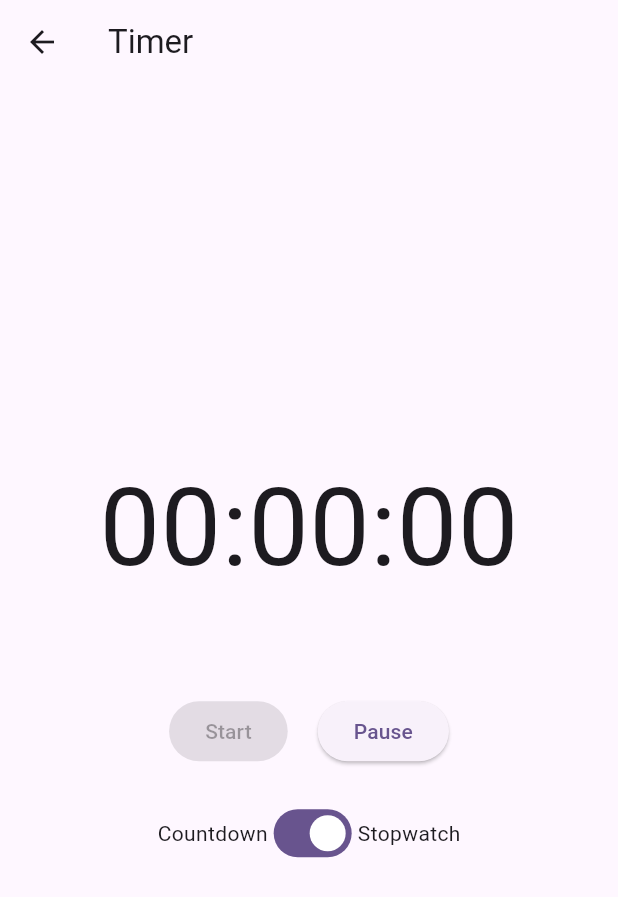
After one commit to babitha-13/nHabit_traker, a Flutter app: the TimerPage screen opened directly, after a tap on "Start", on a phone screen of 412 x 824 dp. The commit adds this screen. Shown: the top 897 px of the screen. Run offline on Flutter 3.47's test engine with Material 3 defaults, Android fonts, the phone set to English and light mode, and no system bars; our stand-ins replace auto_size_text, cached_network_image, calendar_view, cloud_firestore, firebase_auth, firebase_core and 10 more; missing offline and left inert: json_path; accounts and stored records are empty.

Commit message:
timer implementation; calander partial

```diff
--- /dev/null
+++ b/lib/Helper/backend/schema/timer_log_record.dart
@@ -0,0 +1,135 @@
+import 'dart:async';
+
+import 'package:collection/collection.dart';
+import 'package:cloud_firestore/cloud_firestore.dart';
+import 'package:habit_tracker/Helper/flutter_flow/flutter_flow_util.dart';
+
+import 'util/firestore_util.dart';
+
+class TimerLogRecord extends FirestoreRecord {
+  TimerLogRecord._(
+    super.reference,
+    super.data,
+  ) {
+    _initializeFields();
+  }
+
+  // "user_id" field.
+  String? _userId;
+  String get userId => _userId ?? '';
+  bool hasUserId() => _userId != null;
+
+  // "start_time" field.
+  DateTime? _startTime;
+  DateTime? get startTime => _startTime;
+  bool hasStartTime() => _startTime != null;
+
+  // "pause_time" field.
+  DateTime? _pauseTime;
+  DateTime? get pauseTime => _pauseTime;
+  bool hasPauseTime() => _pauseTime != null;
+
+  // "task_title" field.
+  String? _taskTitle;
+  String get taskTitle => _taskTitle ?? '';
+  bool hasTaskTitle() => _taskTitle != null;
+
+  // "duration_seconds" field.
+  int? _durationSeconds;
+  int get durationSeconds => _durationSeconds ?? 0;
+  bool hasDurationSeconds() => _durationSeconds != null;
+
+  // "category_color" field.
+  String? _categoryColor;
+  String get categoryColor => _categoryColor ?? '#2196F3'; // Default blue
+  bool hasCategoryColor() => _categoryColor != null;
+
+  void _initializeFields() {
+    _userId = snapshotData['user_id'] as String?;
+    _startTime = snapshotData['start_time'] as DateTime?;
+    _pauseTime = snapshotData['pause_time'] as DateTime?;
+    _taskTitle = snapshotData['task_title'] as String?;
+    _durationSeconds = snapshotData['duration_seconds'] as int?;
+    _categoryColor = snapshotData['category_color'] as String?;
+  }
+
+  static CollectionReference get collection =>
+      FirebaseFirestore.instance.collection('timer_logs');
+
+  static Stream<TimerLogRecord> getDocument(DocumentReference ref) =>
+      ref.snapshots().map((s) => TimerLogRecord.fromSnapshot(s));
+
+  static Future<TimerLogRecord> getDocumentOnce(DocumentReference ref) =>
+      ref.get().then((s) => TimerLogRecord.fromSnapshot(s));
+
+  static TimerLogRecord fromSnapshot(DocumentSnapshot snapshot) =>
+      TimerLogRecord._(
+        snapshot.reference,
+        mapFromFirestore(snapshot.data() as Map<String, dynamic>),
+      );
+
+  static TimerLogRecord getDocumentFromData(
+    Map<String, dynamic> data,
+    DocumentReference reference,
+  ) =>
+      TimerLogRecord._(reference, mapFromFirestore(data));
+
+  @override
+  String toString() =>
+      'TimerLogRecord(reference: ${reference.path}, data: $snapshotData)';
+
+  @override
+  int get hashCode => reference.path.hashCode;
+
+  @override
+  bool operator ==(other) =>
+      other is TimerLogRecord &&
+      reference.path.hashCode == other.reference.path.hashCode;
+}
+
+Map<String, dynamic> createTimerLogRecordData({
+  String? userId,
+  DateTime? startTime,
+  DateTime? pauseTime,
+  String? taskTitle,
+  int? durationSeconds,
+  String? categoryColor,
+}) {
+  final firestoreData = mapToFirestore(<String, dynamic>{
+    'user_id': userId,
+    'start_time': startTime,
+    'pause_time': pauseTime,
+    'task_title': taskTitle,
+    'duration_seconds': durationSeconds,
+    'category_color': categoryColor,
+  }.withoutNulls);
+
+  return firestoreData;
+}
+
+class TimerLogRecordDocumentEquality implements Equality<TimerLogRecord> {
+  const TimerLogRecordDocumentEquality();
+
+  @override
+  bool equals(TimerLogRecord? e1, TimerLogRecord? e2) {
+    return e1?.userId == e2?.userId &&
+        e1?.startTime == e2?.startTime &&
+        e1?.pauseTime == e2?.pauseTime &&
+        e1?.taskTitle == e2?.taskTitle &&
+        e1?.durationSeconds == e2?.durationSeconds &&
+        e1?.categoryColor == e2?.categoryColor;
+  }
+
+  @override
+  int hash(TimerLogRecord? e) => const ListEquality().hash([
+        e?.userId,
+        e?.startTime,
+        e?.pauseTime,
+        e?.taskTitle,
+        e?.durationSeconds,
+        e?.categoryColor,
+      ]);
+
+  @override
+  bool isValidKey(Object? o) => o is TimerLogRecord;
+}
--- /dev/null
+++ b/lib/Helper/backend/timer_service.dart
@@ -0,0 +1,51 @@
+import 'package:cloud_firestore/cloud_firestore.dart';
+import 'package:habit_tracker/Helper/auth/firebase_auth/auth_util.dart';
+import 'package:habit_tracker/Helper/backend/schema/users_record.dart';
+import 'schema/timer_log_record.dart';
+
+class TimerService {
+  static final FirebaseFirestore _firestore = FirebaseFirestore.instance;
+
+  static Future<DocumentReference?> startTimer(
+      {String? taskTitle, String? categoryColor}) async {
+    final currentUserRef = currentUserReference;
+    if (currentUserRef == null) {
+      return null;
+    }
+
+    final timerLogData = createTimerLogRecordData(
+      userId: currentUserRef.id,
+      startTime: DateTime.now(),
+      taskTitle: taskTitle,
+      categoryColor: categoryColor,
+    );
+
+    final docRef = await _firestore.collection('timer_logs').add(timerLogData);
+    return docRef;
+  }
+
+  static Future<void> pauseTimer(
+      DocumentReference timerLogRef, Duration duration) async {
+    final timerLogUpdateData = createTimerLogRecordData(
+      pauseTime: DateTime.now(),
+      durationSeconds: duration.inSeconds,
+    );
+    await timerLogRef.update(timerLogUpdateData);
+  }
+
+  static Future<List<TimerLogRecord>> getTimerLogsForCurrentUser() async {
+    final currentUserRef = currentUserReference;
+    if (currentUserRef == null) {
+      return [];
+    }
+
+    final querySnapshot = await _firestore
+        .collection('timer_logs')
+        .where('user_id', isEqualTo: currentUserRef.id)
+        .get();
+
+    return querySnapshot.docs
+        .map((doc) => TimerLogRecord.fromSnapshot(doc))
+        .toList();
+  }
+}
--- /dev/null
+++ b/lib/Screens/Timer/timer_page.dart
@@ -0,0 +1,195 @@
+import 'dart:async';
+import 'package:cloud_firestore/cloud_firestore.dart';
+import 'package:flutter/cupertino.dart';
+import 'package:flutter/material.dart';
+import 'package:habit_tracker/Helper/backend/timer_service.dart';
+
+class TimerPage extends StatefulWidget {
+  final DocumentReference? initialTimerLogRef;
+  final String? taskTitle;
+
+  const TimerPage({
+    super.key,
+    this.initialTimerLogRef,
+    this.taskTitle,
+  });
+
+  @override
+  State<TimerPage> createState() => _TimerPageState();
+}
+
+class _TimerPageState extends State<TimerPage> {
+  bool _isStopwatch = true;
+  bool _isRunning = false;
+  final Stopwatch _stopwatch = Stopwatch();
+  late Timer _timer;
+  Duration _countdownDuration = const Duration(minutes: 10);
+  Duration _remainingTime = Duration.zero;
+  DocumentReference? _timerLogRef;
+
+  @override
+  void initState() {
+    super.initState();
+    if (widget.initialTimerLogRef != null) {
+      _timerLogRef = widget.initialTimerLogRef;
+      _startTimer(fromTask: true);
+    }
+  }
+
+  String _formatTime(Duration duration) {
+    String twoDigits(int n) => n.toString().padLeft(2, '0');
+    String twoDigitMinutes = twoDigits(duration.inMinutes.remainder(60));
+    String twoDigitSeconds = twoDigits(duration.inSeconds.remainder(60));
+    return "${twoDigits(duration.inHours)}:$twoDigitMinutes:$twoDigitSeconds";
+  }
+
+  void _startTimer({bool fromTask = false}) async {
+    if (!fromTask) {
+      _timerLogRef = await TimerService.startTimer();
+      if (_timerLogRef == null) {
+        // Handle error: user not logged in
+        ScaffoldMessenger.of(context).showSnackBar(
+          const SnackBar(content: Text('Error: Could not log timer start.')),
+        );
+        return;
+      }
+    }
+
+    setState(() {
+      _isRunning = true;
+    });
+
+    if (_isStopwatch) {
+      _stopwatch.start();
+    } else {
+      _remainingTime =
+          _remainingTime > Duration.zero ? _remainingTime : _countdownDuration;
+    }
+
+    _timer = Timer.periodic(const Duration(seconds: 1), (timer) {
+      if (!_isStopwatch && _remainingTime.inSeconds <= 0) {
+        _pauseTimer();
+      } else {
+        setState(() {
+          if (!_isStopwatch) {
+            _remainingTime -= const Duration(seconds: 1);
+          }
+        });
+      }
+    });
+  }
+
+  void _pauseTimer() {
+    if (_timerLogRef != null) {
+      final duration = _isStopwatch
+          ? _stopwatch.elapsed
+          : _countdownDuration - _remainingTime;
+      TimerService.pauseTimer(_timerLogRef!, duration);
+    }
+
+    setState(() {
+      _isRunning = false;
+    });
+    if (_isStopwatch) {
+      _stopwatch.stop();
+    }
+    _timer.cancel();
+  }
+
+  void _toggleTimerMode(bool value) {
+    setState(() {
+      _isStopwatch = value;
+      // Reset timer when switching modes
+      _isRunning = false;
+      _stopwatch.reset();
+      _remainingTime = Duration.zero;
+      _timerLogRef = null;
+      if (_timer.isActive) {
+        _timer.cancel();
+      }
+    });
+  }
+
+  void _showCountdownPicker() {
+    showModalBottomSheet(
+      context: context,
+      builder: (BuildContext builder) {
+        return SizedBox(
+          height: 250,
+          child: CupertinoTimerPicker(
+            mode: CupertinoTimerPickerMode.hms,
+            initialTimerDuration: _countdownDuration,
+            onTimerDurationChanged: (Duration newDuration) {
+              setState(() {
+                _countdownDuration = newDuration;
+              });
+            },
+          ),
+        );
+      },
+    );
+  }
+
+  @override
+  void dispose() {
+    if (_timer.isActive) {
+      _timer.cancel();
+    }
+    super.dispose();
+  }
+
+  @override
+  Widget build(BuildContext context) {
+    final displayTime = _isStopwatch ? _stopwatch.elapsed : _remainingTime;
+
+    return Scaffold(
+      appBar: AppBar(
+        title: Text(widget.taskTitle ?? 'Timer'),
+      ),
+      body: Center(
+        child: Column(
+          mainAxisAlignment: MainAxisAlignment.center,
+          children: <Widget>[
+            Text(
+              _formatTime(displayTime),
+              style: const TextStyle(fontSize: 72),
+            ),
+            const SizedBox(height: 30),
+            if (!_isStopwatch)
+              TextButton(
+                onPressed: _showCountdownPicker,
+                child: const Text('Set Countdown Duration'),
+              ),
+            const SizedBox(height: 30),
+            Row(
+              mainAxisAlignment: MainAxisAlignment.center,
+              children: [
+                ElevatedButton(
+                  onPressed: _isRunning ? null : () => _startTimer(),
+                  child: const Text('Start'),
+                ),
+                const SizedBox(width: 20),
+                ElevatedButton(
+                  onPressed: !_isRunning ? null : _pauseTimer,
+                  child: const Text('Pause'),
+                ),
+              ],
+            ),
+            const SizedBox(height: 20),
+            Row(
+              mainAxisAlignment: MainAxisAlignment.center,
+              children: [
+                const Text('Countdown'),
+                Switch(
+                  value: _isStopwatch,
+                  onChanged: _toggleTimerMode,
+                ),
+                const Text('Stopwatch'),
+              ],
+            ),
+          ],
+        ),
+      ),
+    );
+  }
+}
--- a/pubspec.yaml
+++ b/pubspec.yaml
@@ -41,6 +41,8 @@ dependencies:
   shared_preferences: 2.3.2
   sign_in_with_apple: 6.1.2
   firebase_core: 3.8.0
+  flutter_slidable: ^3.1.0
+  calendar_view: ^1.0.4
 
   # The following adds the Cupertino Icons font to your application.
   # Use with the CupertinoIcons class for iOS style icons.
```
Also changed, not shown: lib/Helper/utils/item_component.dart (+50 -3 lines), lib/Screens/Calendar/calendar_page.dart (added, +109 -0 lines), lib/Screens/Home/Home.dart (+29 -0 lines), pubspec.lock.
